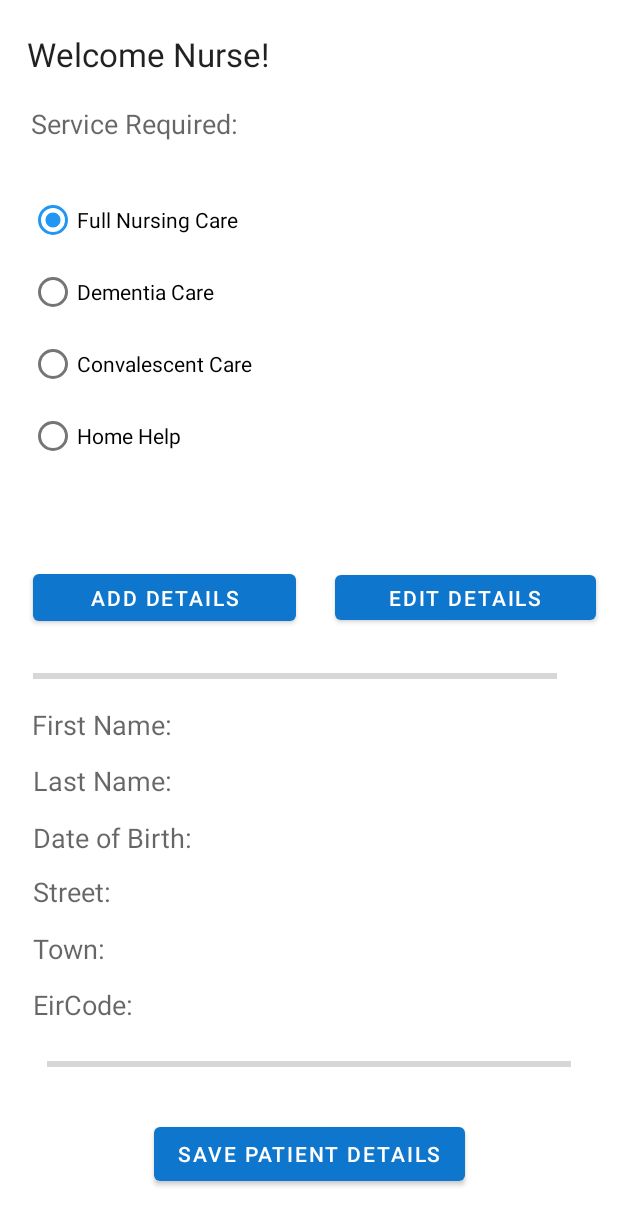
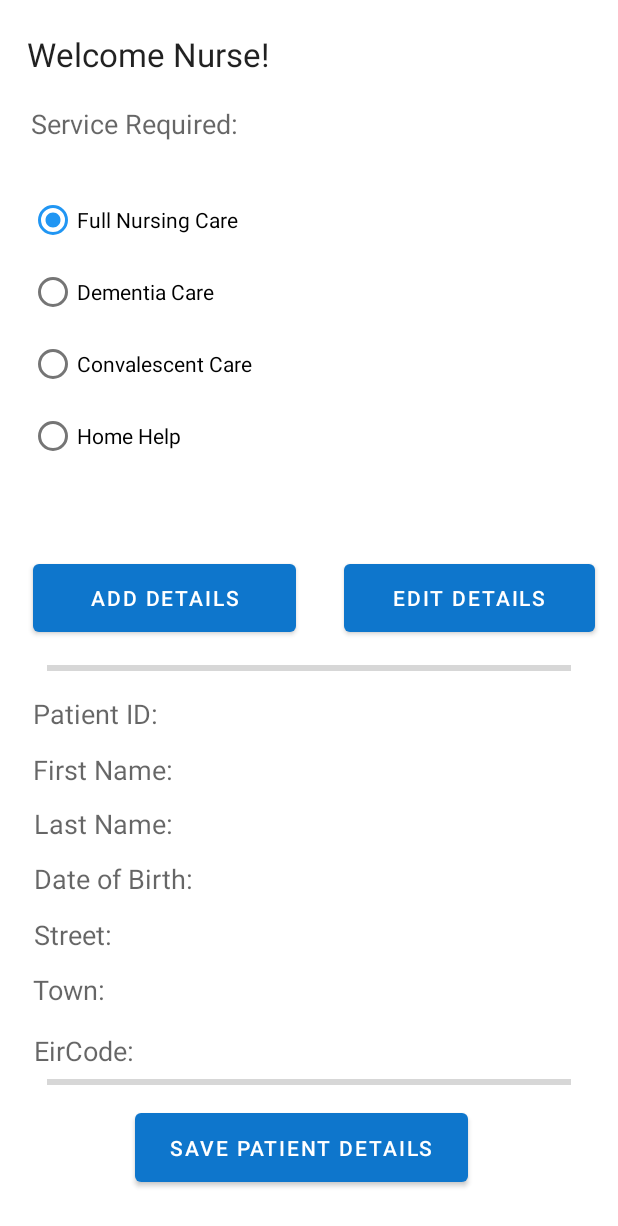
Before and after one commit to emanlapaz/communihealthV2, an Android app: the layout activity_patient.xml on its own in the app's theme, with its tools: preview values and no code run, on a phone screen of 412 x 824 dp. Shown: the top 1226 px of the screen. Run offline under Robolectric (Android 15) with nearby library versions, the light colour scheme and no system bars.

Commit message:
added mmodel starter

```diff
--- a/app/build.gradle.kts
+++ b/app/build.gradle.kts
@@ -1,6 +1,7 @@
 plugins {
     id("com.android.application")
     id("org.jetbrains.kotlin.android")
+    id("kotlin-parcelize")
 }
 
 android {
@@ -45,6 +46,7 @@ dependencies {
     implementation("androidx.appcompat:appcompat:1.6.1")
     implementation("com.google.android.material:material:1.10.0")
     implementation("androidx.constraintlayout:constraintlayout:2.1.4")
+    implementation("com.jakewharton.timber:timber:5.0.1")
     testImplementation("junit:junit:4.13.2")
     androidTestImplementation("androidx.test.ext:junit:1.1.5")
     androidTestImplementation("androidx.test.espresso:espresso-core:3.5.1")
--- a/app/src/main/AndroidManifest.xml
+++ b/app/src/main/AndroidManifest.xml
@@ -3,6 +3,7 @@
     xmlns:tools="http://schemas.android.com/tools">
 
     <application
+        android:name="com.mobile.communihealthv2.main.Communihealthv2App"
         android:allowBackup="true"
         android:dataExtractionRules="@xml/data_extraction_rules"
         android:fullBackupContent="@xml/backup_rules"
@@ -12,8 +13,9 @@
         android:supportsRtl="true"
         android:theme="@style/Theme.Communihealthv2"
         tools:targetApi="31">
+
         <activity
-            android:name=".Communihealth"
+            android:name=".activities.Patient"
             android:exported="true">
             <intent-filter>
                 <action android:name="android.intent.action.MAIN" />
--- a/app/src/main/java/com/mobile/communihealthv2/Communihealth.kt
+++ /dev/null
@@ -1,11 +0,0 @@
-package com.mobile.communihealthv2
-
-import androidx.appcompat.app.AppCompatActivity
-import android.os.Bundle
-
-class Communihealth : AppCompatActivity() {
-    override fun onCreate(savedInstanceState: Bundle?) {
-        super.onCreate(savedInstanceState)
-        setContentView(R.layout.activity_communihealth)
-    }
-}
--- a/app/src/main/res/layout/activity_communihealth.xml
+++ b/app/src/main/res/layout/activity_patient.xml
@@ -4,7 +4,7 @@
     xmlns:tools="http://schemas.android.com/tools"
     android:layout_width="match_parent"
     android:layout_height="match_parent"
-    tools:context=".Communihealth">
+    tools:context=".activities.Patient">
 
     <ProgressBar
         android:id="@+id/progressBar2"
@@ -23,7 +23,7 @@
         app:layout_constraintEnd_toEndOf="parent"
         app:layout_constraintStart_toStartOf="parent"
         app:layout_constraintTop_toTopOf="parent"
-        app:layout_constraintVertical_bias="0.875" />
+        app:layout_constraintVertical_bias="0.89" />
 
     <TextView
         android:id="@+id/communihealthTitle"
@@ -69,7 +69,7 @@
     <Button
         android:id="@+id/addPatientButton"
         android:layout_width="175dp"
-        android:layout_height="43dp"
+        android:layout_height="57dp"
         android:layout_alignParentBottom="true"
         android:layout_centerHorizontal="true"
         android:layout_marginStart="8dp"
@@ -86,8 +86,8 @@
 
     <Button
         android:id="@+id/editPatientButton"
-        android:layout_width="174dp"
-        android:layout_height="42dp"
+        android:layout_width="167dp"
+        android:layout_height="57dp"
         android:layout_alignParentBottom="true"
         android:layout_centerHorizontal="true"
         android:layout_marginStart="8dp"
@@ -104,8 +104,8 @@
 
     <Button
         android:id="@+id/savePatientButton"
-        android:layout_width="wrap_content"
-        android:layout_height="wrap_content"
+        android:layout_width="222dp"
+        android:layout_height="58dp"
         android:layout_alignParentBottom="true"
         android:layout_centerHorizontal="true"
         android:layout_marginStart="8dp"
@@ -115,9 +115,10 @@
         android:text="@string/savePatientButton"
         app:layout_constraintBottom_toBottomOf="parent"
         app:layout_constraintEnd_toEndOf="parent"
+        app:layout_constraintHorizontal_bias="0.473"
         app:layout_constraintStart_toStartOf="parent"
         app:layout_constraintTop_toTopOf="parent"
-        app:layout_constraintVertical_bias="0.97" />
+        app:layout_constraintVertical_bias="0.971" />
 
     <RadioGroup
         android:id="@+id/category"
@@ -162,6 +163,7 @@
             android:text="@string/homehelp" />
     </RadioGroup>
 
+
     <TextView
         android:id="@+id/firstName"
         android:layout_width="wrap_content"
@@ -174,10 +176,10 @@
         android:textAppearance="@android:style/TextAppearance.Material.Medium"
         app:layout_constraintBottom_toBottomOf="parent"
         app:layout_constraintEnd_toEndOf="parent"
-        app:layout_constraintHorizontal_bias="0.045"
+        app:layout_constraintHorizontal_bias="0.046"
         app:layout_constraintStart_toStartOf="parent"
         app:layout_constraintTop_toTopOf="parent"
-        app:layout_constraintVertical_bias="0.591" />
+        app:layout_constraintVertical_bias="0.629" />
 
     <TextView
         android:id="@+id/lastName"
@@ -191,10 +193,10 @@
         android:textAppearance="@android:style/TextAppearance.Material.Medium"
         app:layout_constraintBottom_toBottomOf="parent"
         app:layout_constraintEnd_toEndOf="parent"
-        app:layout_constraintHorizontal_bias="0.046"
+        app:layout_constraintHorizontal_bias="0.049"
         app:layout_constraintStart_toStartOf="parent"
         app:layout_constraintTop_toTopOf="parent"
-        app:layout_constraintVertical_bias="0.638" />
+        app:layout_constraintVertical_bias="0.675" />
 
     <TextView
         android:id="@+id/street"
@@ -208,10 +210,27 @@
         android:textAppearance="@android:style/TextAppearance.Material.Medium"
         app:layout_constraintBottom_toBottomOf="parent"
         app:layout_constraintEnd_toEndOf="parent"
-        app:layout_constraintHorizontal_bias="0.04"
+        app:layout_constraintHorizontal_bias="0.043"
         app:layout_constraintStart_toStartOf="parent"
         app:layout_constraintTop_toTopOf="parent"
-        app:layout_constraintVertical_bias="0.733" />
+        app:layout_constraintVertical_bias="0.769" />
+
+    <TextView
+        android:id="@+id/patientId"
+        android:layout_width="wrap_content"
+        android:layout_height="wrap_content"
+        android:layout_marginStart="8dp"
+        android:layout_marginTop="8dp"
+        android:layout_marginEnd="8dp"
+        android:layout_marginBottom="8dp"
+        android:text="@string/patientId"
+        android:textAppearance="@android:style/TextAppearance.Material.Medium"
+        app:layout_constraintBottom_toBottomOf="parent"
+        app:layout_constraintEnd_toEndOf="parent"
+        app:layout_constraintHorizontal_bias="0.044"
+        app:layout_constraintStart_toStartOf="parent"
+        app:layout_constraintTop_toTopOf="parent"
+        app:layout_constraintVertical_bias="0.581" />
 
     <TextView
         android:id="@+id/town"
@@ -228,7 +247,7 @@
         app:layout_constraintHorizontal_bias="0.04"
         app:layout_constraintStart_toStartOf="parent"
         app:layout_constraintTop_toTopOf="parent"
-        app:layout_constraintVertical_bias="0.781" />
+        app:layout_constraintVertical_bias="0.816" />
 
     <TextView
         android:id="@+id/eircode"
@@ -242,10 +261,10 @@
         android:textAppearance="@android:style/TextAppearance.Material.Medium"
         app:layout_constraintBottom_toBottomOf="parent"
         app:layout_constraintEnd_toEndOf="parent"
-        app:layout_constraintHorizontal_bias="0.042"
+        app:layout_constraintHorizontal_bias="0.045"
         app:layout_constraintStart_toStartOf="parent"
         app:layout_constraintTop_toTopOf="parent"
-        app:layout_constraintVertical_bias="0.829" />
+        app:layout_constraintVertical_bias="0.868" />
 
     <TextView
         android:id="@+id/birthdate"
@@ -259,10 +278,10 @@
         android:textAppearance="@android:style/TextAppearance.Material.Medium"
         app:layout_constraintBottom_toBottomOf="parent"
         app:layout_constraintEnd_toEndOf="parent"
-        app:layout_constraintHorizontal_bias="0.048"
+        app:layout_constraintHorizontal_bias="0.051"
         app:layout_constraintStart_toStartOf="parent"
         app:layout_constraintTop_toTopOf="parent"
-        app:layout_constraintVertical_bias="0.687" />
+        app:layout_constraintVertical_bias="0.722" />
 
     <ProgressBar
         android:id="@+id/progressBar"
@@ -279,9 +298,8 @@
         android:indeterminate="false"
         app:layout_constraintBottom_toBottomOf="parent"
         app:layout_constraintEnd_toEndOf="parent"
-        app:layout_constraintHorizontal_bias="0.304"
         app:layout_constraintStart_toStartOf="parent"
         app:layout_constraintTop_toTopOf="parent"
-        app:layout_constraintVertical_bias="0.549" />
+        app:layout_constraintVertical_bias="0.542" />
 
 </androidx.constraintlayout.widget.ConstraintLayout>
--- a/app/src/main/res/values/strings.xml
+++ b/app/src/main/res/values/strings.xml
@@ -18,7 +18,6 @@
     <string name="birthdate">Date of Birth:</string>
     <string name="street">Street:</string>
     <string name="town">Town:</string>
-    <string name="county">County:</string>
     <string name="eircode">EirCode:</string>
-    <string name="category">Category</string>
+    <string name="totalPatients">$%d</string>
 </resources>
--- a/build.gradle.kts
+++ b/build.gradle.kts
@@ -2,4 +2,5 @@
 plugins {
     id("com.android.application") version "8.1.2" apply false
     id("org.jetbrains.kotlin.android") version "1.9.0" apply false
+    id("org.jetbrains.kotlin.plugin.parcelize") version "1.7.10" apply false
 }
```
Also changed, not shown: app/src/main/java/com/mobile/communihealthv2/activities/Patient.kt (added, +19 -0 lines), app/src/main/java/com/mobile/communihealthv2/main/Communihealthv2App.kt (added, +17 -0 lines), app/src/main/java/com/mobile/communihealthv2/models/PatientMemStore.kt (added, +33 -0 lines), app/src/main/java/com/mobile/communihealthv2/models/PatientModel.kt (added, +16 -0 lines), app/src/main/java/com/mobile/communihealthv2/models/PatientStore.kt (added, +7 -0 lines).
